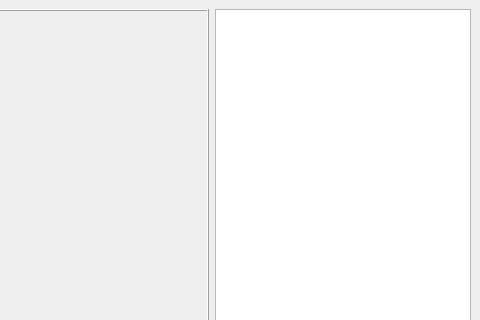
Before: the Qt Designer form mainwindow.ui in nagvv/facerec, drawn with Qt 5; both pictures show x 362 to 842 and y 0 to 320 of the 842 by 619 pixel window.
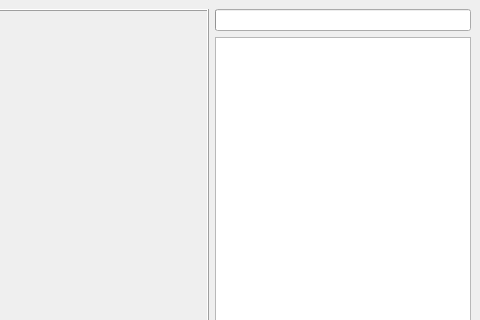
After: the same form once the commit is applied. Custom widgets are drawn as their Qt base class.

What changed in the file:
```diff
--- a/mainwindow.ui
+++ b/mainwindow.ui
@@ -45,6 +45,22 @@
     </item>
     <item>
      <layout class="QVBoxLayout" name="verticalLayout_2">
+      <item>
+       <widget class="QProgressBar" name="progressBar">
+        <property name="sizePolicy">
+         <sizepolicy hsizetype="Minimum" vsizetype="Fixed">
+          <horstretch>0</horstretch>
+          <verstretch>0</verstretch>
+         </sizepolicy>
+        </property>
+        <property name="value">
+         <number>0</number>
+        </property>
+        <property name="textVisible">
+         <bool>false</bool>
+        </property>
+       </widget>
+      </item>
       <item>
        <widget class="QListWidget" name="listWidget">
         <property name="sizePolicy">
```
